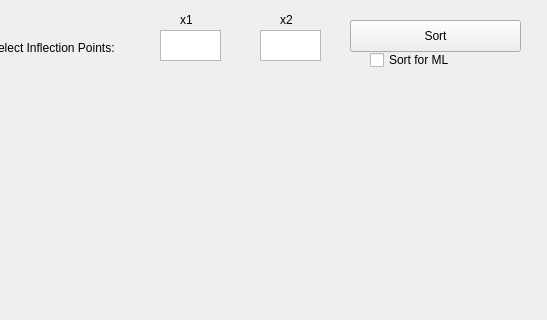
This is AdvanceSortGUI.ui in gihankaushyal/PixelAnomalyDetectorTool as Qt 5 draws it before an edit; both pictures show x 220 to 767 and y 0 to 320 of the 767 by 473 pixel window. The edited form follows.
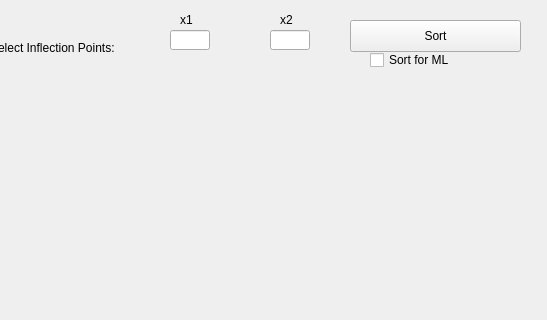
This is the edited form.

Commit message: GUI for sort using inflection point

```diff
--- a/AdvanceSortGUI.ui
+++ b/AdvanceSortGUI.ui
@@ -36,26 +36,6 @@
     <string>Plot Inflection Points</string>
    </property>
   </widget>
-  <widget class="QTextEdit" name="inflectionPoint1">
-   <property name="geometry">
-    <rect>
-     <x>380</x>
-     <y>30</y>
-     <width>61</width>
-     <height>31</height>
-    </rect>
-   </property>
-  </widget>
-  <widget class="QTextEdit" name="inflectionPoint2">
-   <property name="geometry">
-    <rect>
-     <x>480</x>
-     <y>30</y>
-     <width>61</width>
-     <height>31</height>
-    </rect>
-   </property>
-  </widget>
   <widget class="QLabel" name="label">
    <property name="geometry">
     <rect>
@@ -121,6 +101,26 @@
     <string>Sort for ML</string>
    </property>
   </widget>
+  <widget class="QLineEdit" name="inflectionPoint1">
+   <property name="geometry">
+    <rect>
+     <x>390</x>
+     <y>30</y>
+     <width>40</width>
+     <height>20</height>
+    </rect>
+   </property>
+  </widget>
+  <widget class="QLineEdit" name="inflectionPoint2">
+   <property name="geometry">
+    <rect>
+     <x>490</x>
+     <y>30</y>
+     <width>40</width>
+     <height>20</height>
+    </rect>
+   </property>
+  </widget>
  </widget>
  <resources/>
  <connections/>
```
Left out of the diff: 2 changed lines with no effect on the pictures.
